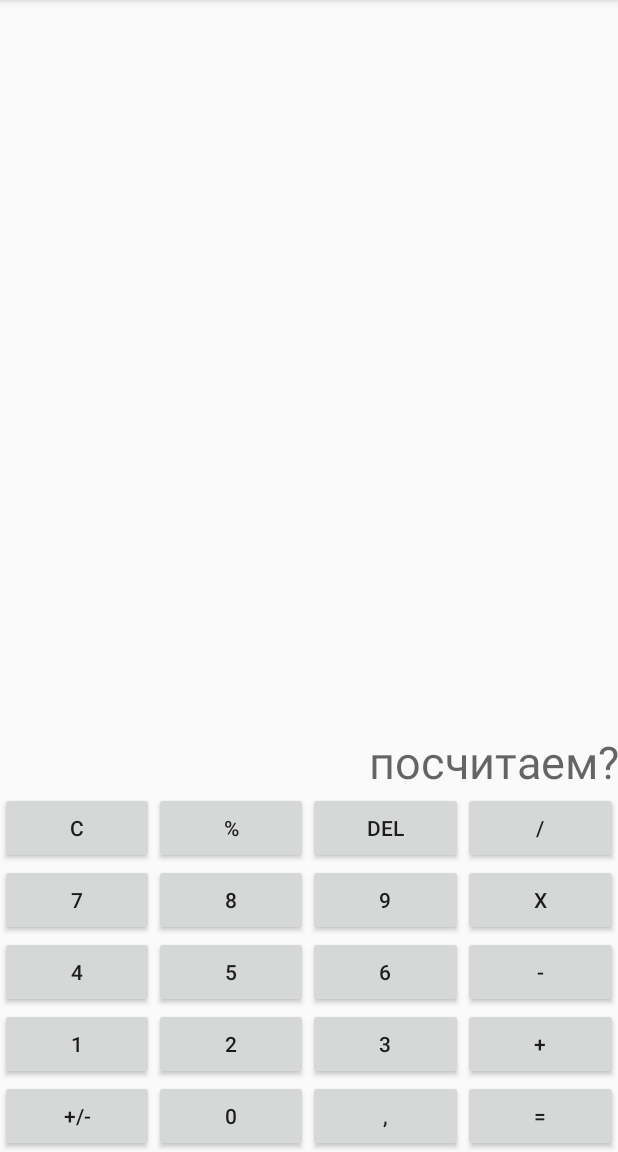
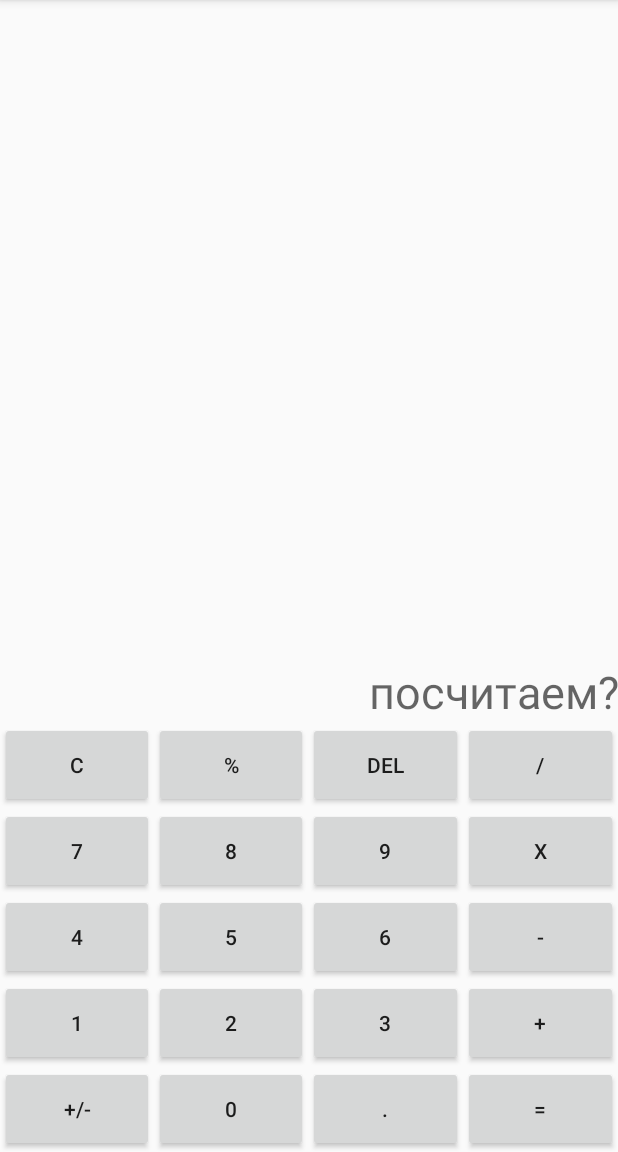
Before and after one commit to VladimirKonovodov/Konovodov_HW_3_1_1, an Android app: the screen it shows after launch (MainActivity), on a phone screen of 412 x 824 dp, the part 84-1236 px from its top. Run offline under Robolectric (Android 15) with nearby library versions, the phone set to English and light mode, and no system bars.

Commit message:
android:layout_width="0dp"

```diff
--- a/app/src/main/java/com/example/konovodov_hw_3_1/MainActivity.java
+++ b/app/src/main/java/com/example/konovodov_hw_3_1/MainActivity.java
@@ -2,7 +2,6 @@ package com.example.konovodov_hw_3_1;
 
 import androidx.appcompat.app.AppCompatActivity;
 
-import android.content.pm.ActivityInfo;
 import android.os.Bundle;
 import android.view.View;
 import android.widget.Button;
@@ -13,21 +12,18 @@ import java.math.BigDecimal;
 
 public class MainActivity extends AppCompatActivity {
 
-    boolean firstMemberIsNotEmpty;
-    boolean secondMemberIsNotEmpty;
-
 
     public StringBuffer firstMember = new StringBuffer();
     public StringBuffer secondMember = new StringBuffer();
     public StringBuffer action = new StringBuffer();
 
-    public StringBuffer resultStr = new StringBuffer();
+    //public StringBuffer resultStr = new StringBuffer();
     public BigDecimal firstMemberBD;
     public BigDecimal secondMemberBD;
     public BigDecimal resultBD;
 
-    //private static final int TEXT_ALIGNMENT_VIEW_END = 6;
-    TextView text1; //= (TextView)findViewById(R.id.textView);
+
+    TextView text1;
     private Button clearBtn;
     private Button percentBtn;
     private Button delBtn;
@@ -44,7 +40,7 @@ public class MainActivity extends AppCompatActivity {
     private Button twoBtn;
     private Button threeBtn;
     private Button plusBtn;
-    private Button doubzeroBtn;
+    private Button doubZeroBtn;
     private Button zeroBtn;
     private Button dotBtn;
     private Button resultBtn;
@@ -53,33 +49,19 @@ public class MainActivity extends AppCompatActivity {
     protected void onCreate(Bundle savedInstanceState) {
         super.onCreate(savedInstanceState);
         setContentView(R.layout.activity_calculator);
-       // setRequestedOrientation(ActivityInfo.SCREEN_ORIENTATION_PORTRAIT);
+        // setRequestedOrientation(ActivityInfo.SCREEN_ORIENTATION_PORTRAIT);
+        initID();
 
-        text1 = (TextView) findViewById(R.id.textView);
+
         text1.setTextAlignment(View.TEXT_ALIGNMENT_INHERIT);
         text1.setTextAlignment(View.TEXT_ALIGNMENT_TEXT_END);
 
-        clearBtn = findViewById(R.id.button1);
-        percentBtn = findViewById(R.id.button2);
-        delBtn = findViewById(R.id.button3);
-        divBtn = findViewById(R.id.button4);
-        sevenBtn = findViewById(R.id.button5);
-        eightBtn = findViewById(R.id.button6);
-        nineBtn = findViewById(R.id.button7);
-        multBtn = findViewById(R.id.button8);
-        fourBtn = findViewById(R.id.button9);
-        fiveBtn = findViewById(R.id.button10);
-        sixBtn = findViewById(R.id.button11);
-        minusBtn = findViewById(R.id.button12);
-        oneBtn = findViewById(R.id.button13);
-        twoBtn = findViewById(R.id.button14);
-        threeBtn = findViewById(R.id.button15);
-        plusBtn = findViewById(R.id.button16);
-        doubzeroBtn = findViewById(R.id.button17);
-        zeroBtn = findViewById(R.id.button18);
-        dotBtn = findViewById(R.id.button19);
-        resultBtn = findViewById(R.id.button20);
 
+        btnListeners();
+
+    }
+
+    public void btnListeners() {
         clearBtn.setOnClickListener(new View.OnClickListener() {
             @Override
             public void onClick(View v) {
@@ -201,18 +183,17 @@ public class MainActivity extends AppCompatActivity {
             }
         });
 
-        doubzeroBtn.setOnClickListener(new View.OnClickListener() {
+        doubZeroBtn.setOnClickListener(new View.OnClickListener() {
             @Override
             public void onClick(View v) {
                 if (action.length() == 0) {
-                    if(firstMember.length()!=0) {
+                    if (firstMember.length() != 0) {
                         firstMemberBD = new BigDecimal(firstMember.toString());
                         firstMemberBD = firstMemberBD.multiply(new BigDecimal("-1"));
                         firstMember = new StringBuffer(firstMemberBD.toString());
                     }
-                }
-                else {
-                    if(secondMember.length()!=0) {
+                } else {
+                    if (secondMember.length() != 0) {
                         secondMemberBD = new BigDecimal(secondMember.toString());
                         secondMemberBD = secondMemberBD.multiply(new BigDecimal("-1"));
                         secondMember = new StringBuffer(secondMemberBD.toString());
@@ -274,6 +255,7 @@ public class MainActivity extends AppCompatActivity {
             }
         });
 
+
     }
 
     public void clearData() {
@@ -299,27 +281,25 @@ public class MainActivity extends AppCompatActivity {
             if (member.charAt(0) == '0') {
                 if ("0".equals(last)) {
 
-                }
-                else {
+                } else {
                     if (".".equals(last)) {
                         member.append(last);
-                    }
-                    else {
+                    } else {
                         member.replace(0, 1, last);
                     }
                 }
 
 
+            } else {
+                member.append(last);
             }
-            else {member.append(last);}
-        }
-        else {
+        } else {
             member.append(last);
         }
     }
 
     public void setAction(char last) {
-        if (firstMember.length()!=0) {
+        if (firstMember.length() != 0) {
             if (action.length() == 0) {
                 action.insert(0, last);
             } else {
@@ -329,16 +309,15 @@ public class MainActivity extends AppCompatActivity {
     }
 
     public void outData() {
-        if (secondMember.length()!=0) {
+        if (secondMember.length() != 0) {
             secondMemberBD = new BigDecimal(secondMember.toString());
 
-            if (secondMemberBD.compareTo(new BigDecimal(0))<0/*"-".equals(secondMember.charAt(0))*/) {
+            if (secondMemberBD.compareTo(new BigDecimal(0)) < 0/*"-".equals(secondMember.charAt(0))*/) {
                 text1.setText(firstMember.toString() + action.toString() + '(' + secondMember.toString() + ')');
             } else {
                 text1.setText(firstMember.toString() + action.toString() + secondMember.toString());
             }
-        }
-        else {
+        } else {
             text1.setText(firstMember.toString() + action.toString() + secondMember.toString());
         }
     }
@@ -361,7 +340,7 @@ public class MainActivity extends AppCompatActivity {
     }
 
     public void getResult() {
-        //if (secondMember.length()!=0) {
+
         firstMemberBD = new BigDecimal(firstMember.toString());
         secondMemberBD = new BigDecimal(secondMember.toString());
         switch (action.toString().charAt(0)) {
@@ -393,24 +372,47 @@ public class MainActivity extends AppCompatActivity {
                 break;
             }
         }
-        //}
+
 
 
     }
 
     public void outResult() {
         //text1.setText(firstMember.toString() + action.toString() + secondMember.toString() + "\n" + resultBD.toString());
-        if (secondMember.length()!=0) {
+        if (secondMember.length() != 0) {
             secondMemberBD = new BigDecimal(secondMember.toString());
 
-            if (secondMemberBD.compareTo(new BigDecimal(0))<0/*"-".equals(secondMember.charAt(0))*/) {
-                text1.setText(firstMember.toString() + action.toString() + '(' + secondMember.toString() + ')'+ "\n" + resultBD.toString());
+            if (secondMemberBD.compareTo(new BigDecimal(0)) < 0/*"-".equals(secondMember.charAt(0))*/) {
+                text1.setText(firstMember.toString() + action.toString() + '(' + secondMember.toString() + ')' + "\n" + resultBD.toString());
             } else {
-                text1.setText(firstMember.toString() + action.toString() + secondMember.toString()+ "\n" + resultBD.toString());
+                text1.setText(firstMember.toString() + action.toString() + secondMember.toString() + "\n" + resultBD.toString());
             }
-        }
-        else {
-            text1.setText(firstMember.toString() + action.toString() + secondMember.toString()+ "\n" + resultBD.toString());
+        } else {
+            text1.setText(firstMember.toString() + action.toString() + secondMember.toString() + "\n" + resultBD.toString());
         }
     }
+
+    private void initID() {
+        text1 = (TextView) findViewById(R.id.textView);
+        clearBtn = findViewById(R.id.button1);
+        percentBtn = findViewById(R.id.button2);
+        delBtn = findViewById(R.id.button3);
+        divBtn = findViewById(R.id.button4);
+        sevenBtn = findViewById(R.id.button5);
+        eightBtn = findViewById(R.id.button6);
+        nineBtn = findViewById(R.id.button7);
+        multBtn = findViewById(R.id.button8);
+        fourBtn = findViewById(R.id.button9);
+        fiveBtn = findViewById(R.id.button10);
+        sixBtn = findViewById(R.id.button11);
+        minusBtn = findViewById(R.id.button12);
+        oneBtn = findViewById(R.id.button13);
+        twoBtn = findViewById(R.id.button14);
+        threeBtn = findViewById(R.id.button15);
+        plusBtn = findViewById(R.id.button16);
+        doubZeroBtn = findViewById(R.id.button17);
+        zeroBtn = findViewById(R.id.button18);
+        dotBtn = findViewById(R.id.button19);
+        resultBtn = findViewById(R.id.button20);
+    }
 }
--- a/app/src/main/res/layout/activity_calculator.xml
+++ b/app/src/main/res/layout/activity_calculator.xml
@@ -2,6 +2,7 @@
 <LinearLayout
     xmlns:android="http://schemas.android.com/apk/res/android"
     xmlns:app="http://schemas.android.com/apk/res-auto"
+    xmlns:tools="http://schemas.android.com/tools"
     android:orientation="vertical"
     android:layout_width="match_parent"
     android:layout_height="match_parent">
@@ -10,15 +11,11 @@
     <TextView
         android:id="@+id/textView"
         android:layout_width="match_parent"
-        android:layout_height="100dp"
-        android:layout_weight="1"
-
-
-
-
+        android:layout_height="wrap_content"
+        android:layout_weight="40"
         android:fontFamily="sans-serif"
         android:gravity="bottom"
-        android:hint="посчитаем?"
+        android:hint="@string/toCount"
         android:lines="3"
         android:maxLines="3"
         android:minLines="3"
@@ -26,179 +23,187 @@
         android:text=""
         android:textAlignment="viewEnd"
         android:textColorLink="#DA582F"
-        android:textSize="30sp" />
+        android:textSize="30sp"
+        tools:ignore="RtlCompat" />
 
     <LinearLayout
         android:id="@+id/linearLayout2"
         android:layout_width="match_parent"
         android:layout_height="wrap_content"
-        android:orientation="horizontal">
-
+        android:orientation="horizontal"
+        android:layout_weight="1">
 
 
         <Button
             android:id="@+id/button1"
-            android:layout_width="100dp"
+            android:layout_width="0dp"
             android:layout_weight="1"
             android:layout_height="match_parent"
-            android:text="C">
+            android:text="@string/clear">
         </Button>
         <Button
             android:id="@+id/button2"
-            android:layout_width="100dp"
+            android:layout_width="0dp"
             android:layout_weight="1"
             android:layout_height="match_parent"
-            android:text="%">
+            android:text="@string/percent">
         </Button>
         <Button
             android:id="@+id/button3"
-            android:layout_width="100dp"
+            android:layout_width="0dp"
             android:layout_weight="1"
             android:layout_height="match_parent"
-            android:text="del">
+            android:text="@string/del">
         </Button>
+
         <Button
             android:id="@+id/button4"
-            android:layout_width="100dp"
+            android:layout_width="0dp"
             android:layout_weight="1"
             android:layout_height="match_parent"
-            android:text="/">
+
+            android:text="@string/div">
+
         </Button>
     </LinearLayout>
     <LinearLayout
         android:id="@+id/linearLayout3"
         android:layout_width="match_parent"
         android:layout_height="wrap_content"
-        android:orientation="horizontal">
+        android:orientation="horizontal"
+        android:layout_weight="1">
         <Button
             android:id="@+id/button5"
-            android:layout_width="100dp"
+            android:layout_width="0dp"
             android:layout_weight="1"
             android:layout_height="match_parent"
-            android:text="7">
+            android:text="@string/seven">
         </Button>
         <Button
             android:id="@+id/button6"
-            android:layout_width="100dp"
+            android:layout_width="0dp"
             android:layout_weight="1"
             android:layout_height="match_parent"
-            android:text="8">
+            android:text="@string/eight">
         </Button>
         <Button
             android:id="@+id/button7"
-            android:layout_width="100dp"
+            android:layout_width="0dp"
             android:layout_weight="1"
             android:layout_height="match_parent"
-            android:text="9">
+            android:text="@string/nine">
         </Button>
         <Button
             android:id="@+id/button8"
-            android:layout_width="100dp"
+            android:layout_width="0dp"
             android:layout_weight="1"
             android:layout_height="match_parent"
-            android:text="X">
+            android:text="@string/mult">
         </Button>
     </LinearLayout>
     <LinearLayout
         android:id="@+id/linearLayout4"
         android:layout_width="match_parent"
         android:layout_height="wrap_content"
-        android:orientation="horizontal">
+        android:orientation="horizontal"
+        android:layout_weight="1">
         <Button
             android:id="@+id/button9"
-            android:layout_width="100dp"
+            android:layout_width="0dp"
             android:layout_weight="1"
             android:layout_height="match_parent"
-            android:text="4">
+            android:text="@string/four">
         </Button>
         <Button
             android:id="@+id/button10"
-            android:layout_width="100dp"
+            android:layout_width="0dp"
             android:layout_weight="1"
             android:layout_height="match_parent"
-            android:text="5">
+            android:text="@string/five">
         </Button>
         <Button
             android:id="@+id/button11"
-            android:layout_width="100dp"
+            android:layout_width="0dp"
             android:layout_weight="1"
             android:layout_height="match_parent"
-            android:text="6">
+            android:text="@string/six">
         </Button>
         <Button
             android:id="@+id/button12"
-            android:layout_width="100dp"
+            android:layout_width="0dp"
             android:layout_weight="1"
             android:layout_height="match_parent"
-            android:text="-">
+            android:text="@string/minus">
         </Button>
     </LinearLayout>
     <LinearLayout
         android:id="@+id/linearLayout5"
         android:layout_width="match_parent"
         android:layout_height="wrap_content"
-        android:orientation="horizontal">
+        android:orientation="horizontal"
+        android:layout_weight="1">
         <Button
             android:id="@+id/button13"
-            android:layout_width="100dp"
+            android:layout_width="0dp"
             android:layout_weight="1"
             android:layout_height="match_parent"
-            android:text="1">
+            android:text="@string/one">
         </Button>
         <Button
             android:id="@+id/button14"
-            android:layout_width="100dp"
+            android:layout_width="0dp"
             android:layout_weight="1"
             android:layout_height="match_parent"
-            android:text="2">
+            android:text="@string/two">
         </Button>
         <Button
             android:id="@+id/button15"
-            android:layout_width="100dp"
+            android:layout_width="0dp"
             android:layout_weight="1"
             android:layout_height="match_parent"
-            android:text="3">
+            android:text="@string/three">
         </Button>
         <Button
             android:id="@+id/button16"
-            android:layout_width="100dp"
+            android:layout_width="0dp"
             android:layout_weight="1"
             android:layout_height="match_parent"
-            android:text="+">
+            android:text="@string/plus">
         </Button>
     </LinearLayout>
     <LinearLayout
         android:id="@+id/linearLayout6"
         android:layout_width="match_parent"
         android:layout_height="wrap_content"
-        android:orientation="horizontal">
+        android:orientation="horizontal"
+        android:layout_weight="1">
         <Button
             android:id="@+id/button17"
-            android:layout_width="100dp"
+            android:layout_width="0dp"
             android:layout_weight="1"
             android:layout_height="match_parent"
-            android:text="+/-">
+            android:text="@string/plusMinus">
         </Button>
         <Button
             android:id="@+id/button18"
-            android:layout_width="100dp"
+            android:layout_width="0dp"
             android:layout_weight="1"
             android:layout_height="match_parent"
-            android:text="0">
+            android:text="@string/zero">
         </Button>
         <Button
             android:id="@+id/button19"
-            android:layout_width="100dp"
+            android:layout_width="0dp"
             android:layout_weight="1"
             android:layout_height="match_parent"
-            android:text=",">
+            android:text="@string/dot">
         </Button>
         <Button
             android:id="@+id/button20"
-            android:layout_width="100dp"
+            android:layout_width="0dp"
             android:layout_weight="1"
             android:layout_height="match_parent"
-            android:text="=">
+            android:text="@string/result">
         </Button>
     </LinearLayout>
 
--- a/app/src/main/res/values/strings.xml
+++ b/app/src/main/res/values/strings.xml
@@ -1,3 +1,24 @@
 <resources>
     <string name="app_name">Calculator</string>
+    <string name="result">=</string>
+    <string name="dot">.</string>
+    <string name="zero">0</string>
+    <string name="plusMinus">+/-</string>
+    <string name="plus">+</string>
+    <string name="three">3</string>
+    <string name="two">2</string>
+    <string name="one">1</string>
+    <string name="minus">-</string>
+    <string name="six">6</string>
+    <string name="five">5</string>
+    <string name="four">4</string>
+    <string name="mult">X</string>
+    <string name="nine">9</string>
+    <string name="eight">8</string>
+    <string name="seven">7</string>
+    <string name="div">/</string>
+    <string name="del">del</string>
+    <string name="percent">%</string>
+    <string name="clear">C</string>
+    <string name="toCount">посчитаем?</string>
 </resources>
```
